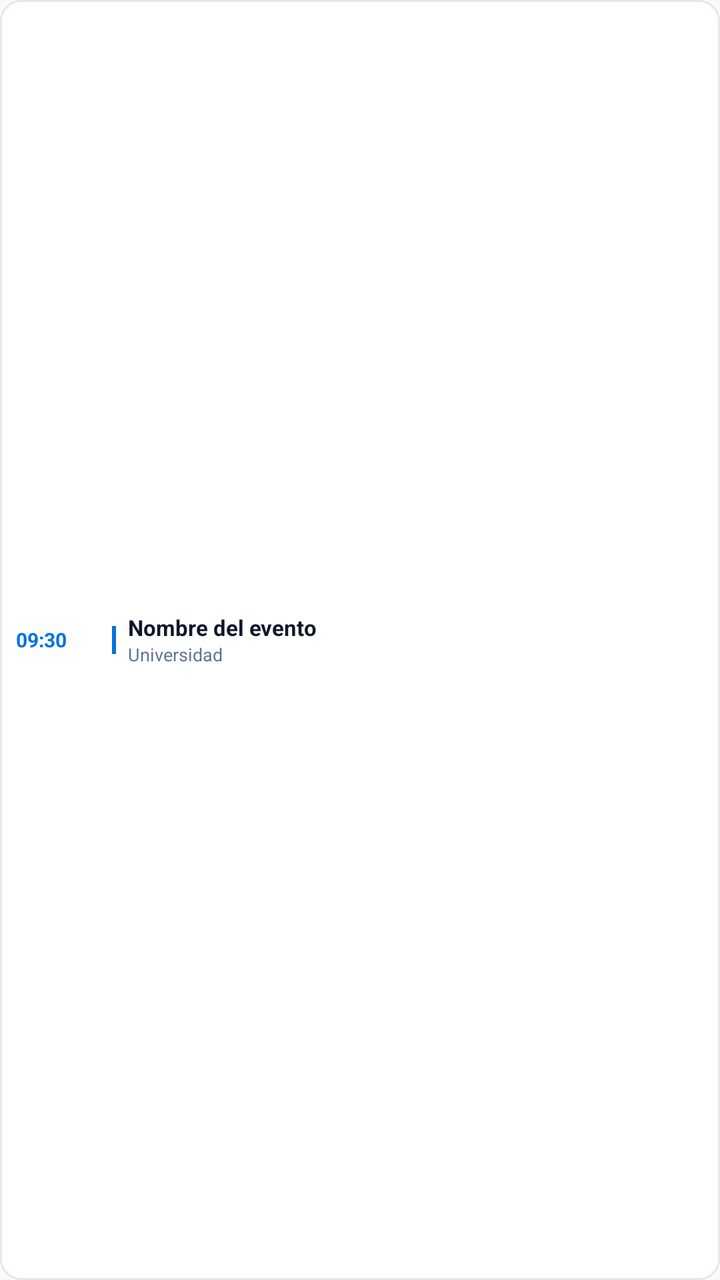
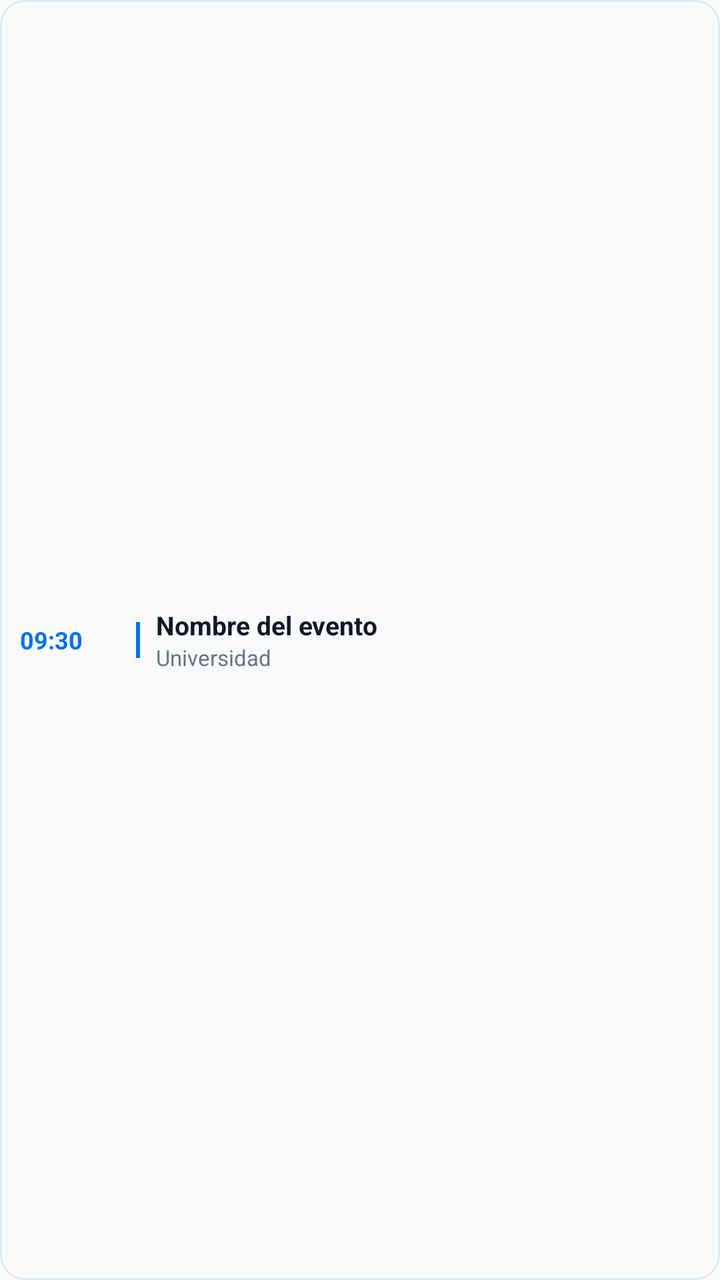

Two renders of the same Android screen: before a commit and after it. Below are the layout's source before the change and the commit's diff.
<!-- AndroidManifest.xml: application theme AppTheme -->
<!-- res/layout/widget_weekly_event_item.xml -->
<?xml version="1.0" encoding="utf-8"?>
<LinearLayout xmlns:android="http://schemas.android.com/apk/res/android"
    android:id="@+id/item_event_root"
    android:layout_width="match_parent"
    android:layout_height="wrap_content"
    android:layout_marginTop="2dp"
    android:layout_marginBottom="2dp"
    android:background="@drawable/widget_card_item"
    android:gravity="center_vertical"
    android:orientation="horizontal"
    android:paddingLeft="8dp"
    android:paddingTop="5dp"
    android:paddingRight="8dp"
    android:paddingBottom="5dp">

    
    <TextView
        android:id="@+id/tv_item_time"
        android:layout_width="wrap_content"
        android:layout_height="wrap_content"
        android:minWidth="44dp"
        android:text="09:30"
        android:textColor="#0071E3"
        android:textSize="10sp"
        android:textStyle="bold" />

    <ImageView
        android:layout_width="2dp"
        android:layout_height="14dp"
        android:layout_marginLeft="4dp"
        android:layout_marginRight="6dp"
        android:background="#0071E3"
        android:contentDescription="@null" />

    
    <LinearLayout
        android:layout_width="0dp"
        android:layout_height="wrap_content"
        android:layout_weight="1"
        android:orientation="vertical">

        <TextView
            android:id="@+id/tv_item_title"
            android:layout_width="wrap_content"
            android:layout_height="wrap_content"
            android:ellipsize="end"
            android:maxLines="1"
            android:text="Nombre del evento"
            android:textColor="#0F172A"
            android:textSize="11sp"
            android:textStyle="bold" />

        <TextView
            android:id="@+id/tv_item_tag"
            android:layout_width="wrap_content"
            android:layout_height="wrap_content"
            android:ellipsize="end"
            android:maxLines="1"
            android:text="Universidad"
            android:textColor="#64748B"
            android:textSize="9sp" />
    </LinearLayout>
</LinearLayout>
<!-- resources referenced by this layout -->
<resources>
  <!-- drawable widget_card_item (drawable) -->
  <?xml version="1.0" encoding="utf-8"?>
  <shape xmlns:android="http://schemas.android.com/apk/res/android"
      android:shape="rectangle">
      <corners android:radius="10dp" />
      <solid android:color="#FFFFFF" />
      <stroke
          android:width="1dp"
          android:color="#E2E8F0" />
  </shape>
  <style name="AppTheme" parent="Theme.AppCompat.Light.DarkActionBar">
          
          <item name="colorPrimary">@color/colorPrimary</item>
          <item name="colorPrimaryDark">@color/colorPrimaryDark</item>
          <item name="colorAccent">@color/colorAccent</item>
      </style>
</resources>

<!-- the commit's change to res/layout/widget_weekly_event_item.xml (unified diff, before → after) -->
@@ -3,33 +3,34 @@
     android:id="@+id/item_event_root"
     android:layout_width="match_parent"
     android:layout_height="wrap_content"
-    android:layout_marginTop="2dp"
-    android:layout_marginBottom="2dp"
+    android:layout_marginTop="3dp"
+    android:layout_marginBottom="3dp"
     android:background="@drawable/widget_card_item"
     android:gravity="center_vertical"
     android:orientation="horizontal"
-    android:paddingLeft="8dp"
-    android:paddingTop="5dp"
-    android:paddingRight="8dp"
-    android:paddingBottom="5dp">
+    android:paddingLeft="10dp"
+    android:paddingTop="8dp"
+    android:paddingRight="10dp"
+    android:paddingBottom="8dp">
 
     
     <TextView
         android:id="@+id/tv_item_time"
         android:layout_width="wrap_content"
         android:layout_height="wrap_content"
-        android:minWidth="44dp"
+        android:minWidth="52dp"
         android:text="09:30"
-        android:textColor="#0071E3"
-        android:textSize="10sp"
+        android:textColor="@color/widget_accent_default"
+        android:textSize="12sp"
         android:textStyle="bold" />
 
     <ImageView
+        android:id="@+id/iv_item_bar"
         android:layout_width="2dp"
-        android:layout_height="14dp"
-        android:layout_marginLeft="4dp"
-        android:layout_marginRight="6dp"
-        android:background="#0071E3"
+        android:layout_height="18dp"
+        android:layout_marginLeft="6dp"
+        android:layout_marginRight="8dp"
+        android:background="@color/widget_accent_default"
         android:contentDescription="@null" />
 
     
@@ -46,8 +47,8 @@
             android:ellipsize="end"
             android:maxLines="1"
             android:text="Nombre del evento"
-            android:textColor="#0F172A"
-            android:textSize="11sp"
+            android:textColor="@color/widget_text_primary"
+            android:textSize="13sp"
             android:textStyle="bold" />
 
         <TextView
@@ -57,7 +58,7 @@
             android:ellipsize="end"
             android:maxLines="1"
             android:text="Universidad"
-            android:textColor="#64748B"
-            android:textSize="9sp" />
+            android:textColor="@color/widget_text_secondary"
+            android:textSize="11sp" />
     </LinearLayout>
 </LinearLayout>
<!-- resource entries referenced after the edit -->
@@ -1,14 +1,17 @@
 <!-- resources referenced by this layout -->
 <resources>
+  <color name="widget_accent_default">#0071E3</color>
+  <color name="widget_text_primary">#0F172A</color>
+  <color name="widget_text_secondary">#64748B</color>
   <!-- drawable widget_card_item (drawable) -->
   <?xml version="1.0" encoding="utf-8"?>
   <shape xmlns:android="http://schemas.android.com/apk/res/android"
       android:shape="rectangle">
-      <corners android:radius="10dp" />
-      <solid android:color="#FFFFFF" />
+      <corners android:radius="12dp" />
+      <solid android:color="@color/widget_card_bg" />
       <stroke
           android:width="1dp"
-          android:color="#E2E8F0" />
+          android:color="@color/widget_stroke" />
   </shape>
   <style name="AppTheme" parent="Theme.AppCompat.Light.DarkActionBar">
           
@@ -16,5 +19,7 @@
           <item name="colorPrimaryDark">@color/colorPrimaryDark</item>
           <item name="colorAccent">@color/colorAccent</item>
       </style>
+  <color name="widget_card_bg">#F8FAFC</color>
+  <color name="widget_stroke">#E2E8F0</color>
 </resources>
 
